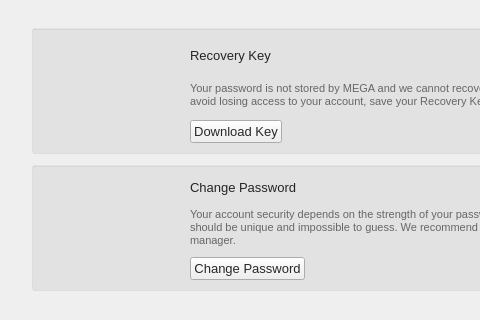
Before: the Qt Designer form src/MEGASync/gui/macx/SettingsDialog.ui in meganz/MEGAsync, drawn with Qt 5; both pictures show x 0 to 480 and y 0 to 320 of the 640 by 736 pixel window.
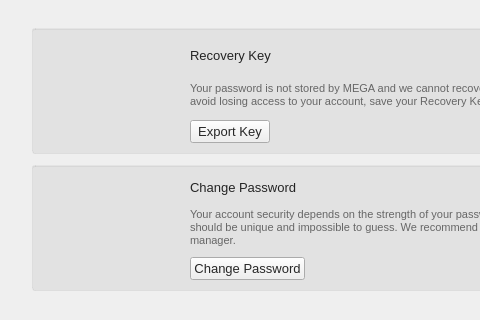
After: the same form once the commit is applied. The open tabs and pages were chosen to show the change. Icons and pictures are not drawn. Custom widgets are drawn as their Qt base class.

The edit to the form file:
```diff
--- a/src/MEGASync/gui/macx/SettingsDialog.ui
+++ b/src/MEGASync/gui/macx/SettingsDialog.ui
@@ -3104,7 +3104,7 @@
                </sizepolicy>
               </property>
               <property name="text">
-               <string>Download Key</string>
+               <string>Export Key</string>
               </property>
               <property name="autoDefault">
                <bool>false</bool>
```
